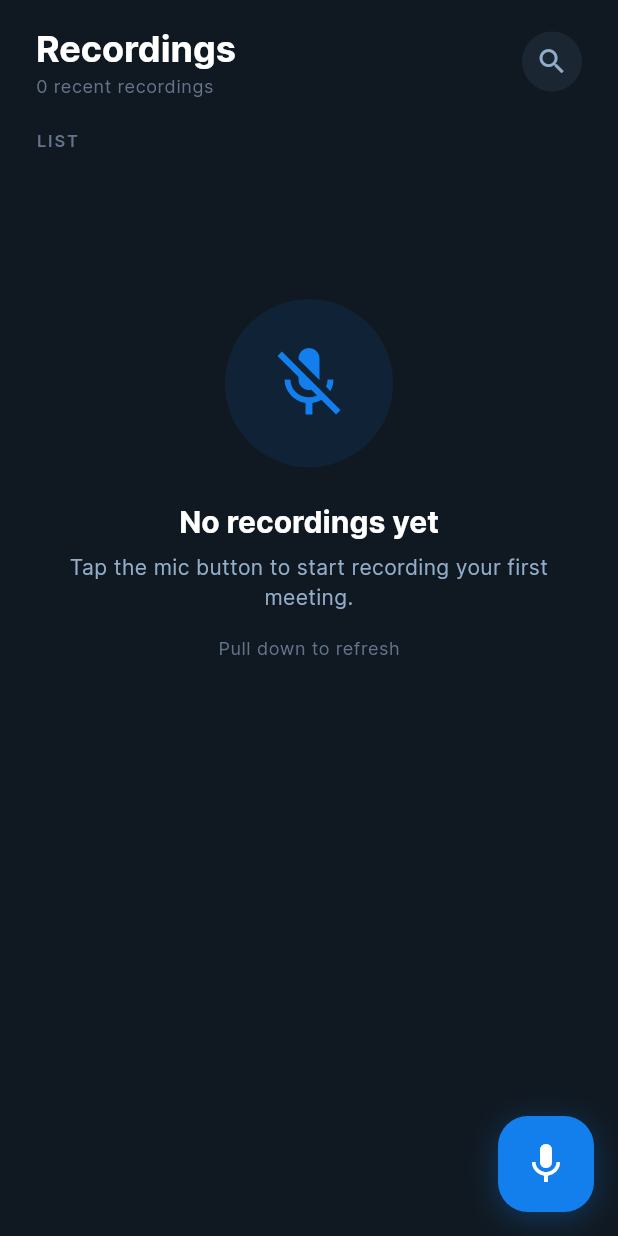
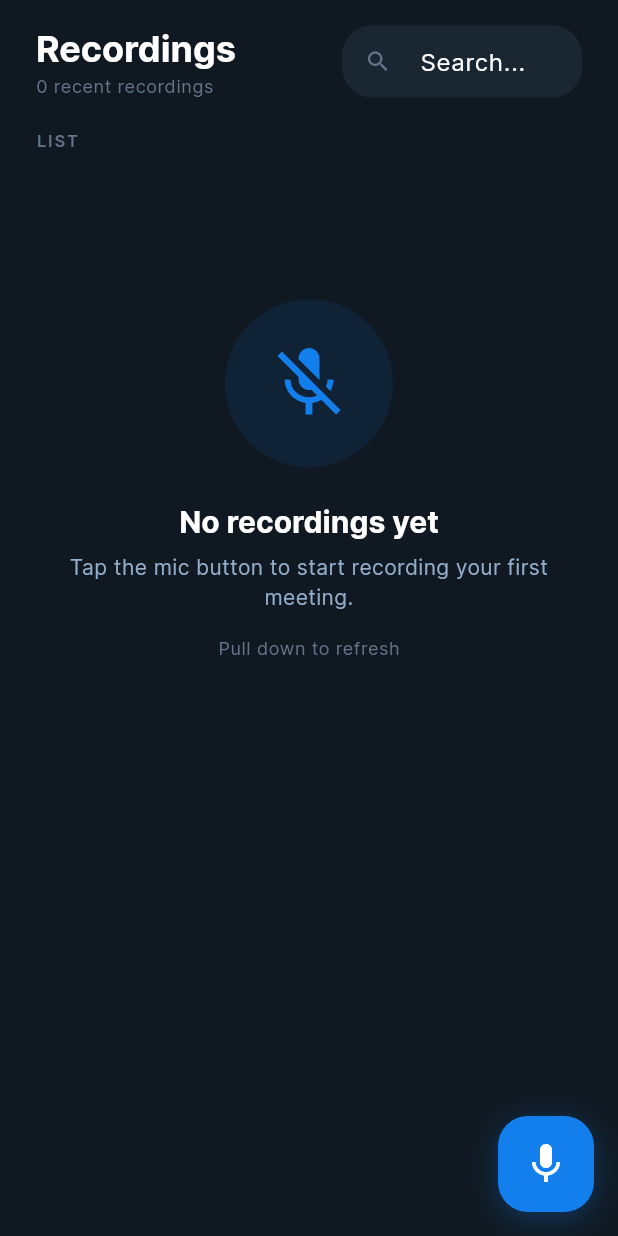
Before and after one commit to dxthanh2002/voice-note, a Flutter app: the RecordingsTab screen opened directly, on a phone screen of 412 x 824 dp. Run offline on Flutter 3.47's test engine with Material 3 defaults, Android fonts, the phone set to English and light mode, and no system bars; our stand-ins replace device_info_plus, dio, just_audio, permission_handler, shared_preferences, shimmer; missing offline and left inert: record; accounts and stored records are empty; network calls fail.

Commit message:
change format, search function UI

```diff
--- a/lib/screens/main/recording_screen.dart
+++ b/lib/screens/main/recording_screen.dart
@@ -20,6 +20,7 @@ class RecordingsTab extends StatefulWidget {
 }
 
 class _RecordingsTabState extends State<RecordingsTab> {
+  final TextEditingController _searchController = TextEditingController();
   @override
   void initState() {
     super.initState();
@@ -44,15 +45,19 @@ class _RecordingsTabState extends State<RecordingsTab> {
             Padding(
               padding: const EdgeInsets.fromLTRB(24, 16, 24, 12),
               child: Row(
-                mainAxisAlignment: MainAxisAlignment.spaceBetween,
   children: [
-                  Column(
+    Expanded(
+      child: Column(
         crossAxisAlignment: CrossAxisAlignment.start,
         children: [
           Text(
             'Recordings',
-                        style: Theme.of(context).textTheme.headlineSmall
+            style: Theme.of(context)
+                .textTheme
+                .headlineSmall
                 ?.copyWith(fontWeight: FontWeight.bold),
+            maxLines: 1,
+            overflow: TextOverflow.ellipsis,
           ),
           const SizedBox(height: 2),
           Text(
@@ -60,27 +65,37 @@ class _RecordingsTabState extends State<RecordingsTab> {
             style: Theme.of(context).textTheme.bodySmall?.copyWith(
               color: AppColors.textMuted,
             ),
+            maxLines: 1,
+            overflow: TextOverflow.ellipsis,
           ),
         ],
       ),
-                  Container(
-                    width: 40,
-                    height: 40,
-                    decoration: BoxDecoration(
-                      color: AppColors.cardDark,
-                      shape: BoxShape.circle,
     ),
-                    child: IconButton(
-                      onPressed: () =>
-                        // TODO: Search
-                        _showSearchDialog(context),
-                      icon: const Icon(Icons.search, size: 22),
-                      color: AppColors.textSecondary,
-                      padding: EdgeInsets.zero,
+    const SizedBox(width: 12),
+    SizedBox(
+      width: 160, // slightly smaller = safer
+      child: TextField(
+        controller: _searchController,
+        onChanged: (value) {
+          context.read<MeetingService>().searchByTitleLive(value);
+        },
+        style: const TextStyle(color: Colors.white),
+        decoration: InputDecoration(
+          hintText: 'Search...',
+          prefixIcon: Icon(Icons.search, color: AppColors.textMuted),
+          filled: true,
+          fillColor: AppColors.cardDark,
+          border: OutlineInputBorder(
+            borderRadius: BorderRadius.circular(20),
+            borderSide: BorderSide.none,
+          ),
+          isDense: true,
+        ),
       ),
     ),
   ],
 ),
+
             ),
             // Section header
             Padding(
@@ -233,40 +248,6 @@ class _RecordingsTabState extends State<RecordingsTab> {
       builder: (_) => const CreateRecordSheet(),
     );
   }
-  void _showSearchDialog(BuildContext context) {
-  final controller = TextEditingController(
-    text: context.read<MeetingService>().searchTitle,
-  );
-
-  showDialog(
-    context: context,
-    builder: (_) => AlertDialog(
-      title: const Text('Search recordings'),
-      content: TextField(
-        controller: controller,
-        autofocus: true,
-        decoration: const InputDecoration(
-          hintText: 'Enter meeting title',
-        ),
-          onChanged: (value) {
-    context.read<MeetingService>().searchByTitleLive(value);
-  },
-      ),
-      actions: [
-        TextButton(
-          onPressed: () {
-            context.read<MeetingService>().clearSearch();
-            Navigator.pop(context);
-          },
-          child: const Text('Clear'),
-        ),
-      ],
-    ),
-  );
-}
-
-
-
 }
 
 class _MeetingCard extends StatelessWidget {
@@ -534,7 +515,7 @@ class _StatusBadge extends StatelessWidget {
     if (meeting.transcriptStatus == 'DONE' && meeting.hasSummary) {
       color = AppColors.success;
       bgColor = AppColors.success.withValues(alpha: 0.1);
-      text = 'Completed';
+      text = 'Ready';
       icon = Icons.check_circle;
     } else if (meeting.transcriptStatus == 'PROCESSING') {
       color = AppColors.warning;
@@ -549,7 +530,7 @@ class _StatusBadge extends StatelessWidget {
     } else {
       color = AppColors.textMuted;
       bgColor = AppColors.textMuted.withValues(alpha: 0.1);
-      text = 'Not processed';
+      text = 'Raw Audio';
       icon = Icons.hourglass_empty;
     }
 
```
Lines whose indentation alone changed are shown as unchanged.
